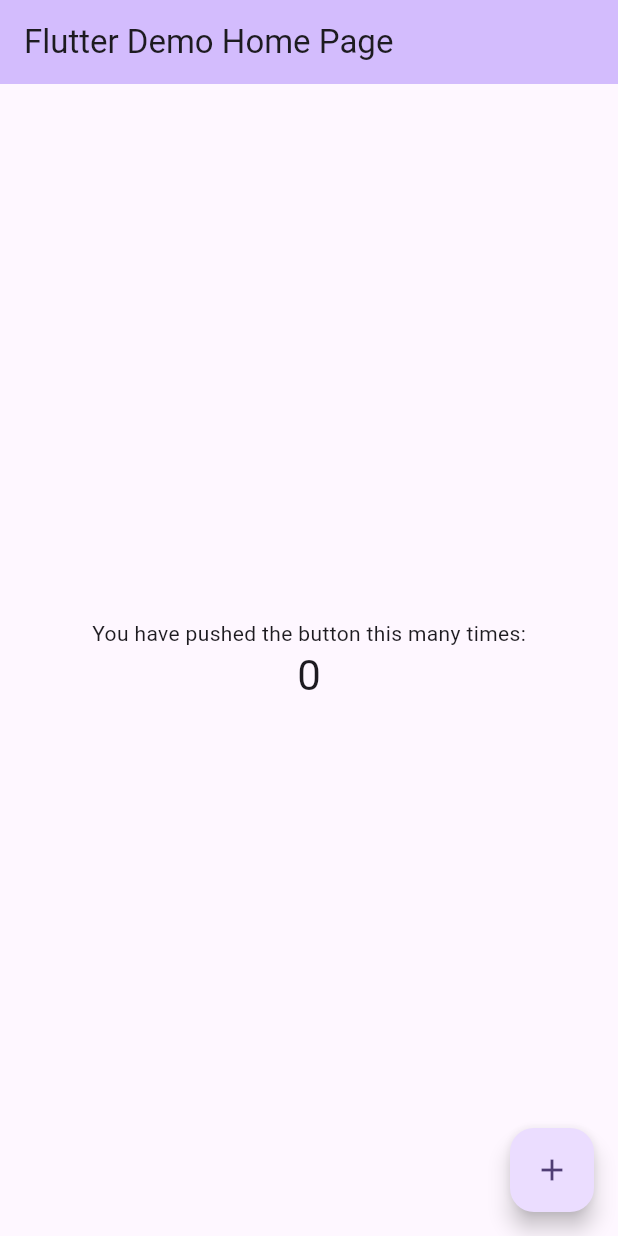
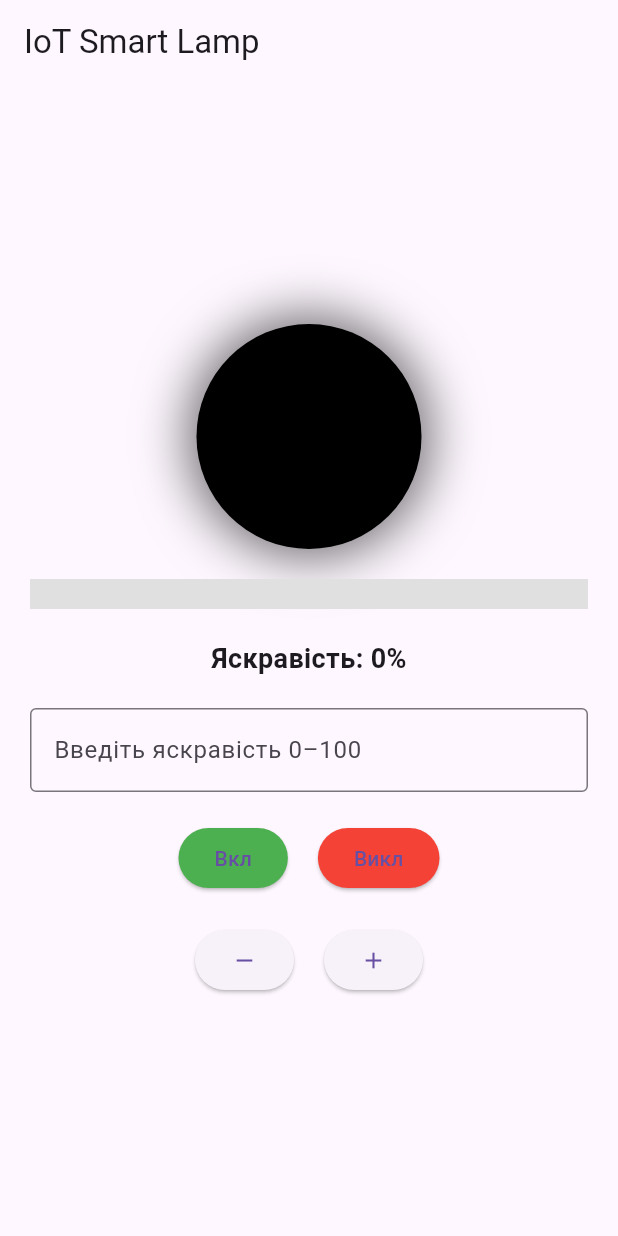
Before and after one commit to fhsscar/IoT-Flutter_Labs, a Flutter app: the screen it shows after launch, on a phone screen of 412 x 824 dp. Run offline on Flutter 3.47's test engine with Material 3 defaults, Android fonts, the light colour scheme and no system bars.

Commit message:
Added Lab1 description and final UI improvements

```diff
--- a/lib/main.dart
+++ b/lib/main.dart
@@ -1,4 +1,6 @@
 import 'package:flutter/material.dart';
+import 'dart:async';
+import 'dart:math';
 
 void main() {
   runApp(const MyApp());
@@ -7,116 +9,177 @@ void main() {
 class MyApp extends StatelessWidget {
   const MyApp({super.key});
 
-  // This widget is the root of your application.
   @override
   Widget build(BuildContext context) {
-    return MaterialApp(
-      title: 'Flutter Demo',
-      theme: ThemeData(
-        // This is the theme of your application.
-        //
-        // TRY THIS: Try running your application with "flutter run". You'll see
-        // the application has a purple toolbar. Then, without quitting the app,
-        // try changing the seedColor in the colorScheme below to Colors.green
-        // and then invoke "hot reload" (save your changes or press the "hot
-        // reload" button in a Flutter-supported IDE, or press "r" if you used
-        // the command line to start the app).
-        //
-        // Notice that the counter didn't reset back to zero; the application
-        // state is not lost during the reload. To reset the state, use hot
-        // restart instead.
-        //
-        // This works for code too, not just values: Most code changes can be
-        // tested with just a hot reload.
-        colorScheme: ColorScheme.fromSeed(seedColor: Colors.deepPurple),
-      ),
-      home: const MyHomePage(title: 'Flutter Demo Home Page'),
+    return const MaterialApp(
+      title: 'IoT Smart Lamp',
+      home: SmartLampPanel(),
+      debugShowCheckedModeBanner: false,
     );
   }
 }
 
-class MyHomePage extends StatefulWidget {
-  const MyHomePage({super.key, required this.title});
-
-  // This widget is the home page of your application. It is stateful, meaning
-  // that it has a State object (defined below) that contains fields that affect
-  // how it looks.
-
-  // This class is the configuration for the state. It holds the values (in this
-  // case the title) provided by the parent (in this case the App widget) and
-  // used by the build method of the State. Fields in a Widget subclass are
-  // always marked "final".
-
-  final String title;
+class SmartLampPanel extends StatefulWidget {
+  const SmartLampPanel({super.key});
 
   @override
-  State<MyHomePage> createState() => _MyHomePageState();
+  State<SmartLampPanel> createState() => _SmartLampPanelState();
 }
 
-class _MyHomePageState extends State<MyHomePage> {
-  int _counter = 0;
+class _SmartLampPanelState extends State<SmartLampPanel> {
+  double _brightness = 0; // поточна яскравість 0–100
+  Timer? _timer;
+  final TextEditingController _controller = TextEditingController();
 
-  void _incrementCounter() {
+  // Отримати колір лампи залежно від яскравості
+  Color _getLampColor() {
+    int intensity = (_brightness * 2.55).toInt();
+    return Color.fromARGB(255, intensity, intensity, 0);
+  }
+
+  void _changeBrightness(double delta) {
     setState(() {
-      // This call to setState tells the Flutter framework that something has
-      // changed in this State, which causes it to rerun the build method below
-      // so that the display can reflect the updated values. If we changed
-      // _counter without calling setState(), then the build method would not be
-      // called again, and so nothing would appear to happen.
-      _counter++;
+      _brightness = (_brightness + delta).clamp(0, 100);
+      _controller.text = _brightness.toInt().toString();
+    });
+  }
+
+  void _startContinuousChange(double delta) {
+    _timer?.cancel();
+    _timer = Timer.periodic(const Duration(milliseconds: 100), (_) {
+      _changeBrightness(delta);
+    });
+  }
+
+  void _stopContinuousChange() {
+    _timer?.cancel();
+  }
+
+  void _setBrightnessFromInput() {
+    final value = double.tryParse(_controller.text.trim());
+    if (value != null && value >= 0 && value <= 100) {
+      setState(() {
+        _brightness = value;
+      });
+    }
+  }
+
+  void _turnOn() {
+    setState(() {
+      _brightness = 100;
+      _controller.text = '100';
+    });
+  }
+
+  void _turnOff() {
+    setState(() {
+      _brightness = 0;
+      _controller.text = '0';
     });
   }
 
   @override
+  void dispose() {
+    _timer?.cancel();
+    _controller.dispose();
+    super.dispose();
+  }
+
+  @override
   Widget build(BuildContext context) {
-    // This method is rerun every time setState is called, for instance as done
-    // by the _incrementCounter method above.
-    //
-    // The Flutter framework has been optimized to make rerunning build methods
-    // fast, so that you can just rebuild anything that needs updating rather
-    // than having to individually change instances of widgets.
     return Scaffold(
-      appBar: AppBar(
-        // TRY THIS: Try changing the color here to a specific color (to
-        // Colors.amber, perhaps?) and trigger a hot reload to see the AppBar
-        // change color while the other colors stay the same.
-        backgroundColor: Theme.of(context).colorScheme.inversePrimary,
-        // Here we take the value from the MyHomePage object that was created by
-        // the App.build method, and use it to set our appbar title.
-        title: Text(widget.title),
-      ),
-      body: Center(
-        // Center is a layout widget. It takes a single child and positions it
-        // in the middle of the parent.
+      appBar: AppBar(title: const Text('IoT Smart Lamp')),
+      body: Padding(
+        padding: const EdgeInsets.all(20),
         child: Column(
-          // Column is also a layout widget. It takes a list of children and
-          // arranges them vertically. By default, it sizes itself to fit its
-          // children horizontally, and tries to be as tall as its parent.
-          //
-          // Column has various properties to control how it sizes itself and
-          // how it positions its children. Here we use mainAxisAlignment to
-          // center the children vertically; the main axis here is the vertical
-          // axis because Columns are vertical (the cross axis would be
-          // horizontal).
-          //
-          // TRY THIS: Invoke "debug painting" (choose the "Toggle Debug Paint"
-          // action in the IDE, or press "p" in the console), to see the
-          // wireframe for each widget.
           mainAxisAlignment: MainAxisAlignment.center,
-          children: <Widget>[
-            const Text('You have pushed the button this many times:'),
+          children: [
+            // Візуалізація лампи
+            Container(
+              width: 150,
+              height: 150,
+              decoration: BoxDecoration(
+                shape: BoxShape.circle,
+                color: _getLampColor(),
+                boxShadow: [
+                  BoxShadow(
+                    color: _getLampColor().withOpacity(0.6),
+                    blurRadius: 30,
+                    spreadRadius: 5,
+                  ),
+                ],
+              ),
+            ),
+            const SizedBox(height: 20),
+            LinearProgressIndicator(
+              value: _brightness / 100,
+              minHeight: 20,
+              backgroundColor: Colors.grey[300],
+              color: Colors.yellow,
+            ),
+            const SizedBox(height: 20),
             Text(
-              '$_counter',
-              style: Theme.of(context).textTheme.headlineMedium,
+              'Яскравість: ${_brightness.toInt()}%',
+              style: const TextStyle(fontSize: 18, fontWeight: FontWeight.bold),
+            ),
+            const SizedBox(height: 20),
+            // Поле вводу
+            TextField(
+              controller: _controller,
+              keyboardType: TextInputType.number,
+              decoration: const InputDecoration(
+                labelText: 'Введіть яскравість 0–100',
+                border: OutlineInputBorder(),
+              ),
+              onSubmitted: (_) => _setBrightnessFromInput(),
+            ),
+            const SizedBox(height: 20),
+            // Кнопки Вкл / Викл
+            Row(
+              mainAxisAlignment: MainAxisAlignment.center,
+              children: [
+                ElevatedButton(
+                  onPressed: _turnOn,
+                  child: const Text('Вкл'),
+                  style: ElevatedButton.styleFrom(
+                    backgroundColor: Colors.green,
+                  ),
+                ),
+                const SizedBox(width: 20),
+                ElevatedButton(
+                  onPressed: _turnOff,
+                  child: const Text('Викл'),
+                  style: ElevatedButton.styleFrom(backgroundColor: Colors.red),
+                ),
+              ],
+            ),
+            const SizedBox(height: 20),
+            // Кнопки +/- з триманням
+            Row(
+              mainAxisAlignment: MainAxisAlignment.center,
+              children: [
+                GestureDetector(
+                  onLongPressStart: (_) => _startContinuousChange(-5),
+                  onLongPressEnd: (_) => _stopContinuousChange(),
+                  child: ElevatedButton(
+                    onPressed: () => _changeBrightness(-5),
+                    child: const Icon(Icons.remove),
+                  ),
+                ),
+                const SizedBox(width: 20),
+                GestureDetector(
+                  onLongPressStart: (_) => _startContinuousChange(5),
+                  onLongPressEnd: (_) => _stopContinuousChange(),
+                  child: ElevatedButton(
+                    onPressed: () => _changeBrightness(5),
+                    child: const Icon(Icons.add),
+                  ),
+                ),
+              ],
             ),
           ],
         ),
       ),
-      floatingActionButton: FloatingActionButton(
-        onPressed: _incrementCounter,
-        tooltip: 'Increment',
-        child: const Icon(Icons.add),
-      ), // This trailing comma makes auto-formatting nicer for build methods.
     );
   }
 }
```
